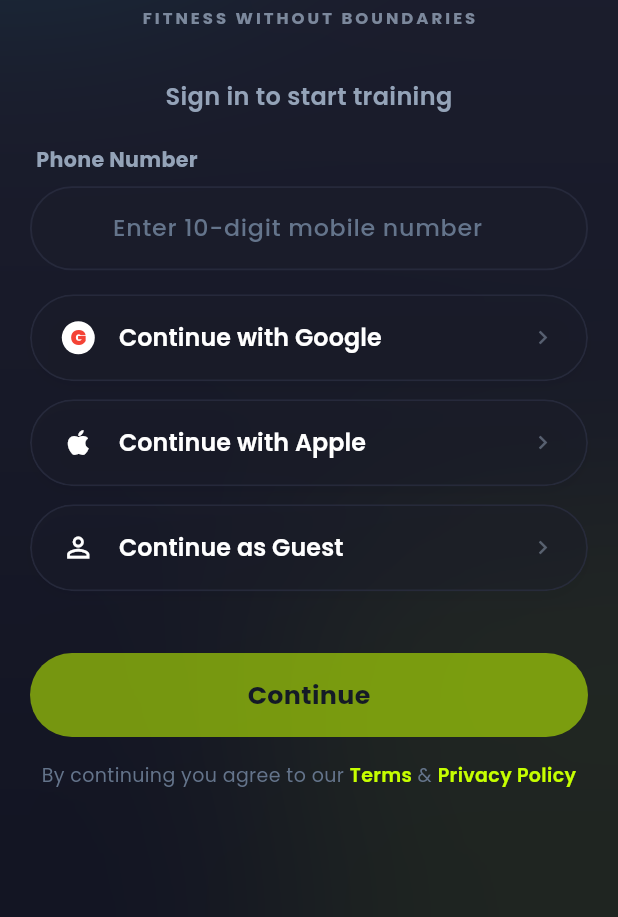
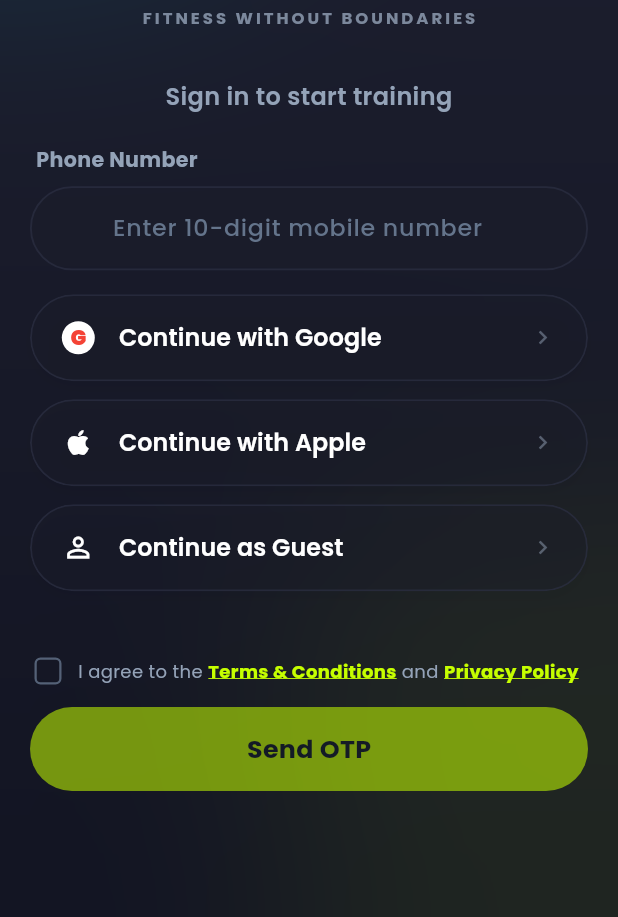
Before and after one commit to Techzoneindiapl/GymZ-User-App, a Flutter app: the AuthScreen screen opened by its route, on a phone screen of 412 x 824 dp, the part 319-1236 px from its top. Run offline on Flutter 3.47's test engine with Material 3 defaults, Android fonts, the phone set to English and light mode, and no system bars; our stand-ins replace dio, flutter_local_notifications, flutter_riverpod, flutter_secure_storage, flutter_svg, geolocator and 7 more; missing offline and left inert: gal; accounts and stored records are empty.

Commit message:
Fix: Added T&C/PP in Login

```diff
--- a/lib/features/auth/presentation/screens/auth_screen.dart
+++ b/lib/features/auth/presentation/screens/auth_screen.dart
@@ -3,6 +3,7 @@ import 'package:flutter/material.dart';
 import 'package:flutter/services.dart';
 import 'package:flutter_riverpod/flutter_riverpod.dart';
 import 'package:go_router/go_router.dart';
+import 'package:url_launcher/url_launcher.dart';
 import '../../../../core/localization/translations.dart';
 import '../../../../core/theme/app_colors.dart';
 import '../../../../core/theme/app_spacing.dart';
@@ -35,6 +36,7 @@ class AuthScreen extends ConsumerStatefulWidget {
 class _AuthScreenState extends ConsumerState<AuthScreen> {
   late final TextEditingController _phoneController;
   bool _isValid = false;
+  bool _isTermsAccepted = false;
 
   @override
   void initState() {
@@ -56,7 +58,7 @@ class _AuthScreenState extends ConsumerState<AuthScreen> {
   }
 
   Future<void> _handleSendOtp() async {
-    if (!_isValid) return;
+    if (!_isValid || !_isTermsAccepted) return;
 
     final success = await ref.read(authProvider.notifier).sendOtp(_phoneController.text);
     if (success && mounted) {
@@ -244,6 +246,23 @@ class _AuthScreenState extends ConsumerState<AuthScreen> {
                     ),
                     SizedBox(height: h * 0.05),
 
+                    // Checkbox for Terms & Conditions and Privacy Policy
+                    _animatedOption(
+                      _TermsCheckboxRow(
+                        isChecked: _isTermsAccepted,
+                        onChanged: (val) {
+                          setState(() {
+                            _isTermsAccepted = val ?? false;
+                          });
+                        },
+                        tr: tr,
+                        onTerms: widget.onTerms,
+                        onPrivacyPolicy: widget.onPrivacyPolicy,
+                      ),
+                      4,
+                    ),
+                    const SizedBox(height: AppSpacing.md),
+
                     // Display error if any
                     if (authState.errorMessage != null) ...[
                       _animatedOption(
@@ -255,22 +274,17 @@ class _AuthScreenState extends ConsumerState<AuthScreen> {
                             textAlign: TextAlign.center,
                           ),
                         ),
-                        4,
+                        5,
                       ),
                     ],
 
                     _animatedOption(
                       PrimaryButton(
-                        label: tr['continue'] ?? 'Continue',
-                        isEnabled: _isValid && !isLoading,
+                        label: tr['send_otp'] ?? 'Send OTP',
+                        isEnabled: _isValid && _isTermsAccepted && !isLoading,
                         isLoading: isLoading,
                         onPressed: _handleSendOtp,
                       ),
-                      4,
-                    ),
-                    const SizedBox(height: AppSpacing.lg),
-                    _animatedOption(
-                      _TermsRow(onTerms: widget.onTerms, onPrivacyPolicy: widget.onPrivacyPolicy),
                       5,
                     ),
                     const SizedBox(height: AppSpacing.xl),
@@ -435,48 +449,126 @@ class _GoogleIcon extends StatelessWidget {
   }
 }
 
-class _TermsRow extends StatelessWidget {
-  const _TermsRow({this.onTerms, this.onPrivacyPolicy});
+class _TermsCheckboxRow extends StatelessWidget {
+  const _TermsCheckboxRow({
+    required this.isChecked,
+    required this.onChanged,
+    required this.tr,
+    this.onTerms,
+    this.onPrivacyPolicy,
+  });
+
+  final bool isChecked;
+  final ValueChanged<bool?> onChanged;
+  final Map<String, String> tr;
   final VoidCallback? onTerms;
   final VoidCallback? onPrivacyPolicy;
 
+  Future<void> _launchURL(BuildContext context, String urlString) async {
+    final Uri url = Uri.parse(urlString);
+    try {
+      await launchUrl(url, mode: LaunchMode.inAppWebView);
+    } catch (_) {
+      try {
+        await launchUrl(url, mode: LaunchMode.externalApplication);
+      } catch (_) {
+        if (context.mounted) {
+          ScaffoldMessenger.of(context).showSnackBar(
+            const SnackBar(content: Text('Could not open link')),
+          );
+        }
+      }
+    }
+  }
+
   @override
   Widget build(BuildContext context) {
-    return Text.rich(
+    final termsText = tr['terms_and_conditions'] ?? 'Terms & Conditions';
+    final privacyText = tr['privacy_policy'] ?? 'Privacy Policy';
+
+    return Row(
+      crossAxisAlignment: CrossAxisAlignment.center,
+      children: [
+        SizedBox(
+          width: 24,
+          height: 24,
+          child: Checkbox(
+            value: isChecked,
+            onChanged: onChanged,
+            activeColor: AppColors.primary,
+            checkColor: AppColors.textOnAccent,
+            side: BorderSide(
+              color: AppColors.textMuted.withOpacity(0.8),
+              width: 1.5,
+            ),
+            shape: RoundedRectangleBorder(
+              borderRadius: BorderRadius.circular(4),
+            ),
+          ),
+        ),
+        const SizedBox(width: AppSpacing.sm),
+        Expanded(
+          child: GestureDetector(
+            onTap: () => onChanged(!isChecked),
+            child: Text.rich(
               TextSpan(
-        style: AppTextStyles.caption,
+                style: AppTextStyles.caption.copyWith(
+                  color: AppColors.textSecondary,
+                  fontSize: 12,
+                ),
                 children: [
-          const TextSpan(text: 'By continuing you agree to our '),
+                  const TextSpan(text: 'I agree to the '),
                   WidgetSpan(
                     alignment: PlaceholderAlignment.middle,
                     child: GestureDetector(
-              onTap: onTerms,
+                      onTap: () {
+                        if (onTerms != null) {
+                          onTerms!();
+                        } else {
+                          _launchURL(context, 'https://www.gymz.co.in/terms');
+                        }
+                      },
                       child: Text(
-                'Terms',
+                        termsText,
                         style: AppTextStyles.caption.copyWith(
                           color: AppColors.primary,
-                  fontWeight: FontWeight.w600,
+                          fontWeight: FontWeight.bold,
+                          fontSize: 12,
+                          decoration: TextDecoration.underline,
+                          decorationColor: AppColors.primary,
                         ),
                       ),
                     ),
                   ),
-          const TextSpan(text: ' & '),
+                  const TextSpan(text: ' and '),
                   WidgetSpan(
                     alignment: PlaceholderAlignment.middle,
                     child: GestureDetector(
-              onTap: onPrivacyPolicy,
+                      onTap: () {
+                        if (onPrivacyPolicy != null) {
+                          onPrivacyPolicy!();
+                        } else {
+                          _launchURL(context, 'https://www.gymz.co.in/privacy');
+                        }
+                      },
                       child: Text(
-                'Privacy Policy',
+                        privacyText,
                         style: AppTextStyles.caption.copyWith(
                           color: AppColors.primary,
-                  fontWeight: FontWeight.w600,
+                          fontWeight: FontWeight.bold,
+                          fontSize: 12,
+                          decoration: TextDecoration.underline,
+                          decorationColor: AppColors.primary,
                         ),
                       ),
                     ),
                   ),
                 ],
               ),
-      textAlign: TextAlign.center,
+            ),
+          ),
+        ),
+      ],
     );
   }
 }
```
Lines whose indentation alone changed are shown as unchanged.
